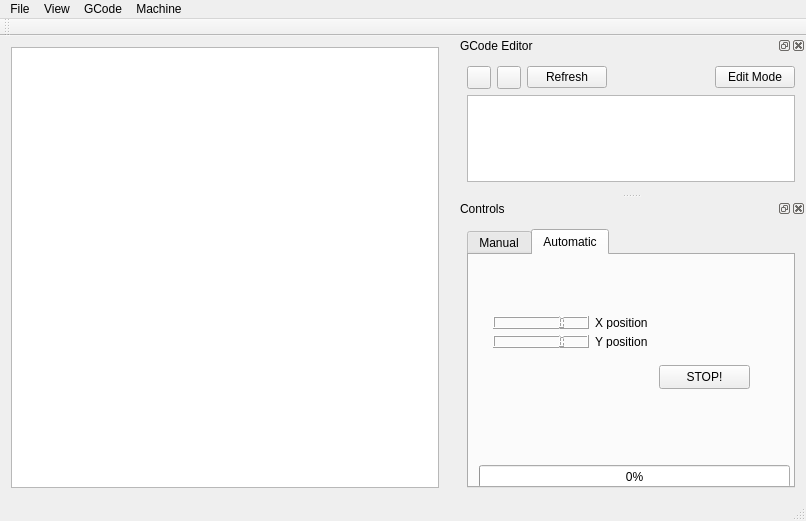
The window that grblcage.ui (FoamCutting/FOAMgrblGUI) describes before a commit, drawn with Qt 5.
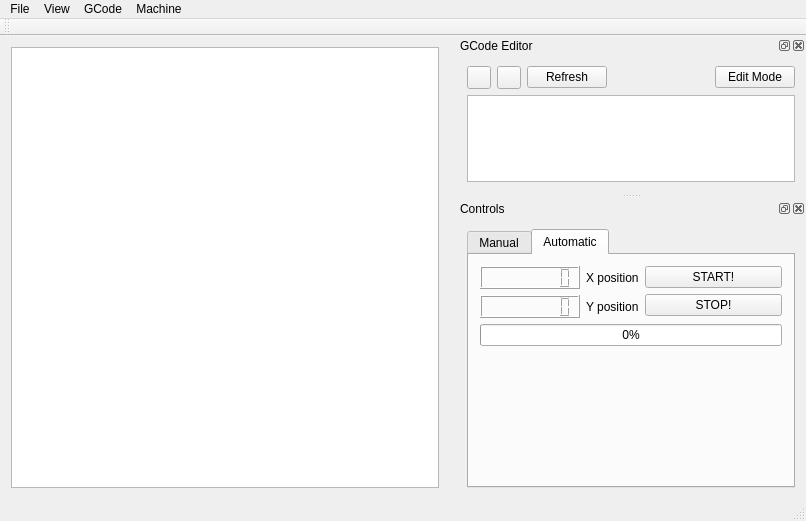
The same window after the commit. The open tabs and pages were chosen to show the change.

Commit message: Fixed save functions & implemented streaming -save and save as are now implemented in a consistent way -implemented streaming of gcode with a progress bar -added function in GCodeText to count the number of lines in a file -did some work on the ui

Diff of the .ui file:
```diff
--- a/grblcage.ui
+++ b/grblcage.ui
@@ -605,31 +605,14 @@
         <attribute name="title">
          <string>Automatic</string>
         </attribute>
-        <widget class="QProgressBar" name="progressBar">
-         <property name="geometry">
-          <rect>
-           <x>10</x>
-           <y>210</y>
-           <width>311</width>
-           <height>23</height>
-          </rect>
-         </property>
-         <property name="value">
-          <number>0</number>
-         </property>
-         <property name="textVisible">
-          <bool>true</bool>
-         </property>
-        </widget>
-        <widget class="QWidget" name="layoutWidget">
-         <property name="geometry">
-          <rect>
-           <x>13</x>
-           <y>50</y>
-           <width>177</width>
-           <height>54</height>
-          </rect>
-         </property>
+        <layout class="QGridLayout" name="gridLayout_8">
+         <item row="0" column="0">
+          <layout class="QVBoxLayout" name="verticalLayout_6">
+           <item>
+            <layout class="QVBoxLayout" name="verticalLayout_5">
+             <item>
+              <layout class="QHBoxLayout" name="horizontalLayout_5">
+               <item>
          <layout class="QGridLayout" name="gridLayout_2" columnminimumwidth="100,0">
           <item row="0" column="0">
            <widget class="QLCDNumber" name="lcdNumber">
@@ -672,20 +655,55 @@
            </widget>
           </item>
          </layout>
-        </widget>
-        <widget class="QPushButton" name="pushButton">
-         <property name="geometry">
-          <rect>
-           <x>190</x>
-           <y>110</y>
-           <width>91</width>
-           <height>24</height>
-          </rect>
-         </property>
+               </item>
+               <item>
+                <layout class="QVBoxLayout" name="verticalLayout_4">
+                 <item>
+                  <widget class="QPushButton" name="autoStart_pButton">
+                   <property name="text">
+                    <string>START!</string>
+                   </property>
+                  </widget>
+                 </item>
+                 <item>
+                  <widget class="QPushButton" name="autoStart_pButton_2">
          <property name="text">
           <string>STOP!</string>
          </property>
         </widget>
+                 </item>
+                </layout>
+               </item>
+              </layout>
+             </item>
+             <item>
+              <widget class="QProgressBar" name="cutProgress_pBar">
+               <property name="value">
+                <number>0</number>
+               </property>
+               <property name="textVisible">
+                <bool>true</bool>
+               </property>
+              </widget>
+             </item>
+            </layout>
+           </item>
+           <item>
+            <spacer name="verticalSpacer_3">
+             <property name="orientation">
+              <enum>Qt::Vertical</enum>
+             </property>
+             <property name="sizeHint" stdset="0">
+              <size>
+               <width>20</width>
+               <height>40</height>
+              </size>
+             </property>
+            </spacer>
+           </item>
+          </layout>
+         </item>
+        </layout>
        </widget>
       </widget>
      </item>
```
Left out of the diff: 22 changed lines with no effect on the pictures. Lines whose indentation alone changed are shown as unchanged. The commit also changes 6 other files.
